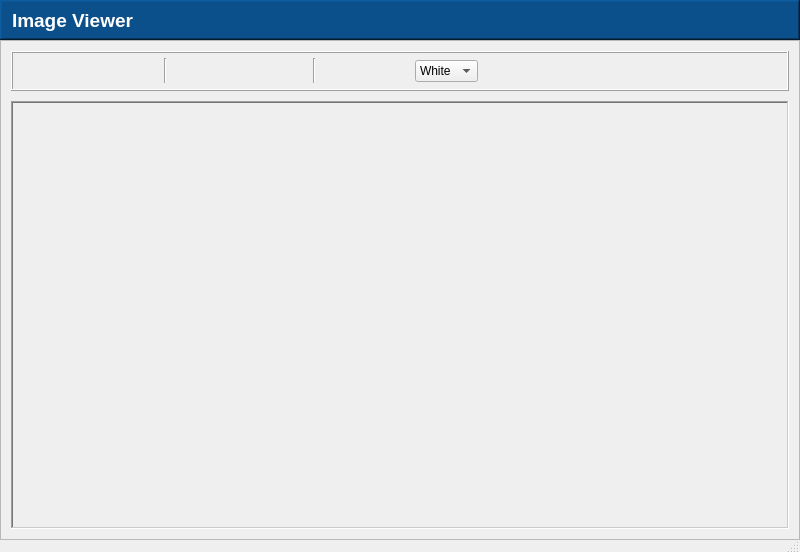
First picture: the form in Examples/example_UI.ui, repository DORSA-co/Photo_Viewer, before the edit.
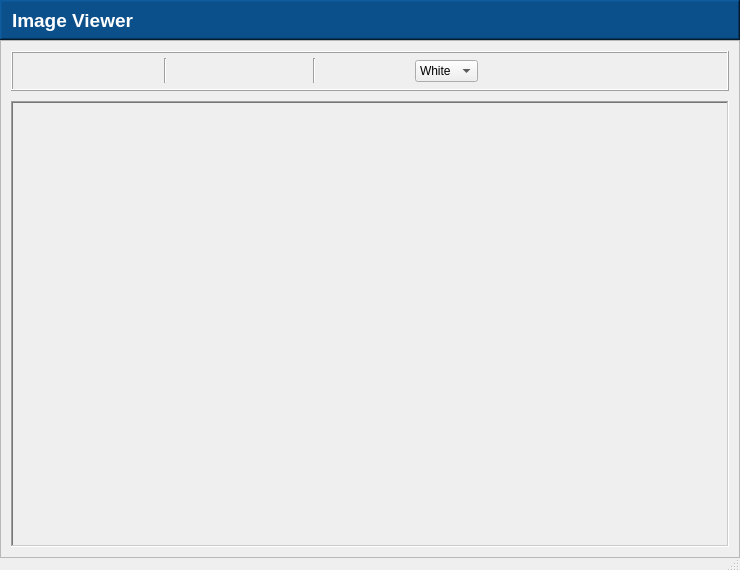
Second picture: the form after the edit. Icons and pictures are not drawn.

The edit to the form file:
```diff
--- a/Examples/example_UI.ui
+++ b/Examples/example_UI.ui
@@ -6,8 +6,8 @@
    <rect>
     <x>0</x>
     <y>0</y>
-    <width>800</width>
-    <height>552</height>
+    <width>740</width>
+    <height>570</height>
    </rect>
   </property>
   <property name="cursor">
@@ -177,8 +177,8 @@
      <widget class="QFrame" name="main">
       <property name="minimumSize">
        <size>
-        <width>800</width>
-        <height>500</height>
+        <width>0</width>
+        <height>0</height>
        </size>
       </property>
       <property name="maximumSize">
```
